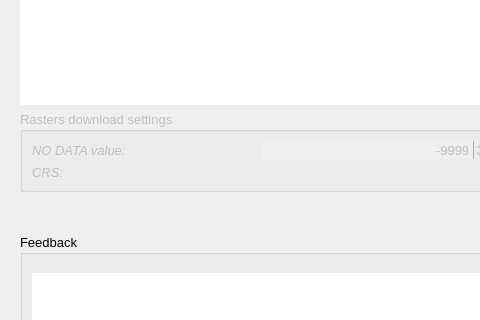
Old version of the form lizard_qgis_plugin/widgets/ui/scenario_archive_browser.ui in the repository nens/lizard-qgis-plugin; both pictures show x 0 to 480 and y 452 to 772 of the 1000 by 949 pixel window.
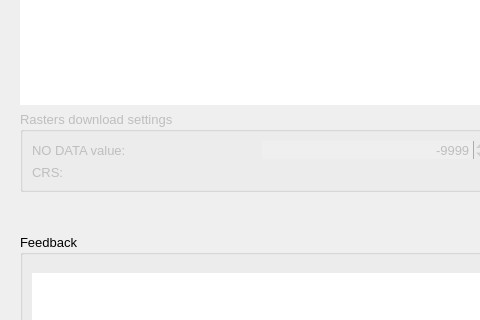
New version of the form. Custom widgets are drawn as their Qt base class.

Commit message: Work on downloading result files.

What changed in the file:
```diff
--- a/lizard_qgis_plugin/widgets/ui/scenario_archive_browser.ui
+++ b/lizard_qgis_plugin/widgets/ui/scenario_archive_browser.ui
@@ -434,7 +434,7 @@
             <font>
              <family>Segoe UI</family>
              <pointsize>10</pointsize>
-             <italic>true</italic>
+             <italic>false</italic>
             </font>
            </property>
            <property name="text">
@@ -448,7 +448,7 @@
             <font>
              <family>Segoe UI</family>
              <pointsize>10</pointsize>
-             <italic>true</italic>
+             <italic>false</italic>
             </font>
            </property>
            <property name="text">
```
The commit also changes 2 other files.
